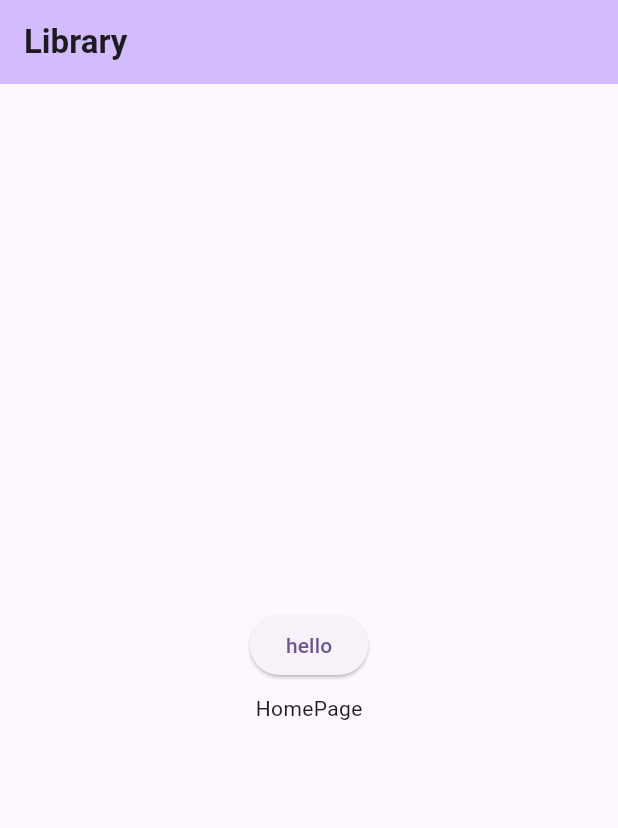
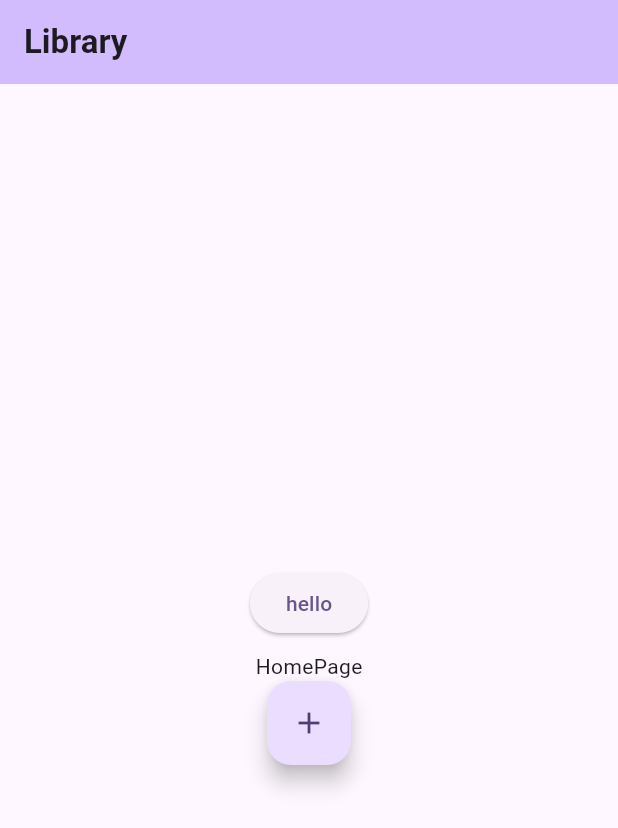
Before and after one commit to vskvj3/Ambience, a Flutter app: the screen it shows after launch, on a phone screen of 412 x 824 dp. Shown: the top 828 px of the screen. Run offline on Flutter 3.47's test engine with Material 2 defaults, Android fonts, the light colour scheme and no system bars.

Commit message:
fix: home page icon

```diff
--- a/lib/screens/homepage.dart
+++ b/lib/screens/homepage.dart
@@ -40,6 +40,13 @@ class _MyHomePageState extends State<MyHomePage> {
             const Text(
               'HomePage',
             ),
+            FloatingActionButton(
+              onPressed: () {},
+              tooltip: "Add books",
+              autofocus: true,
+              isExtended: true,
+              child: const Icon(Icons.add),
+            )
           ],
         ),
       ),
```
